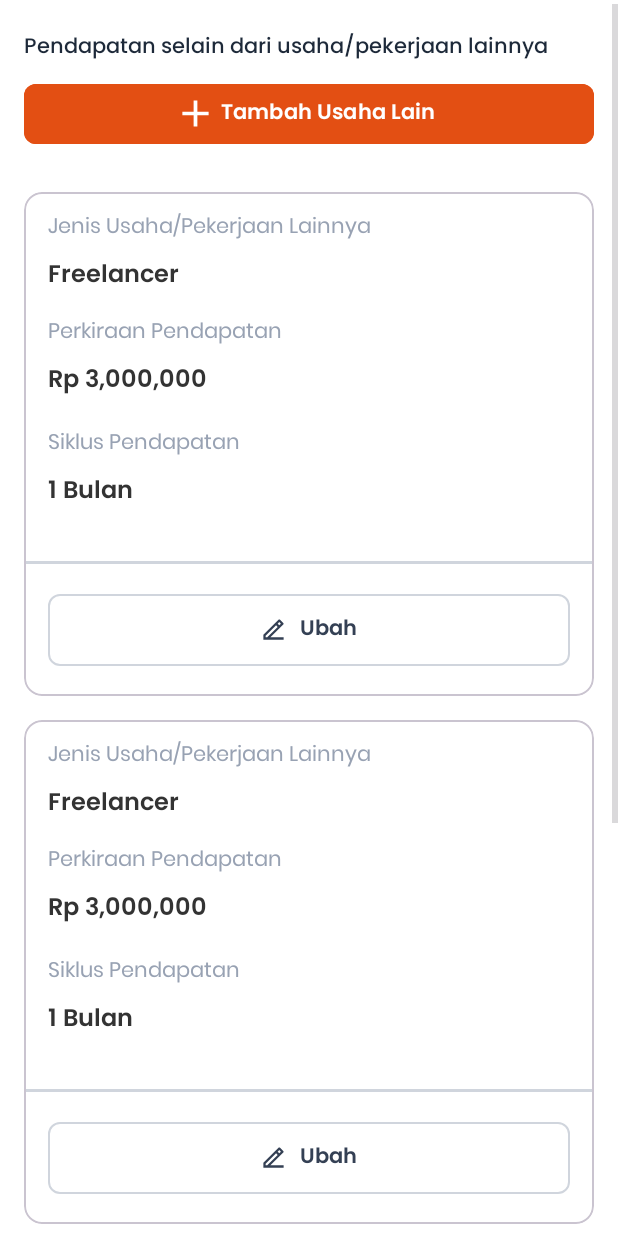
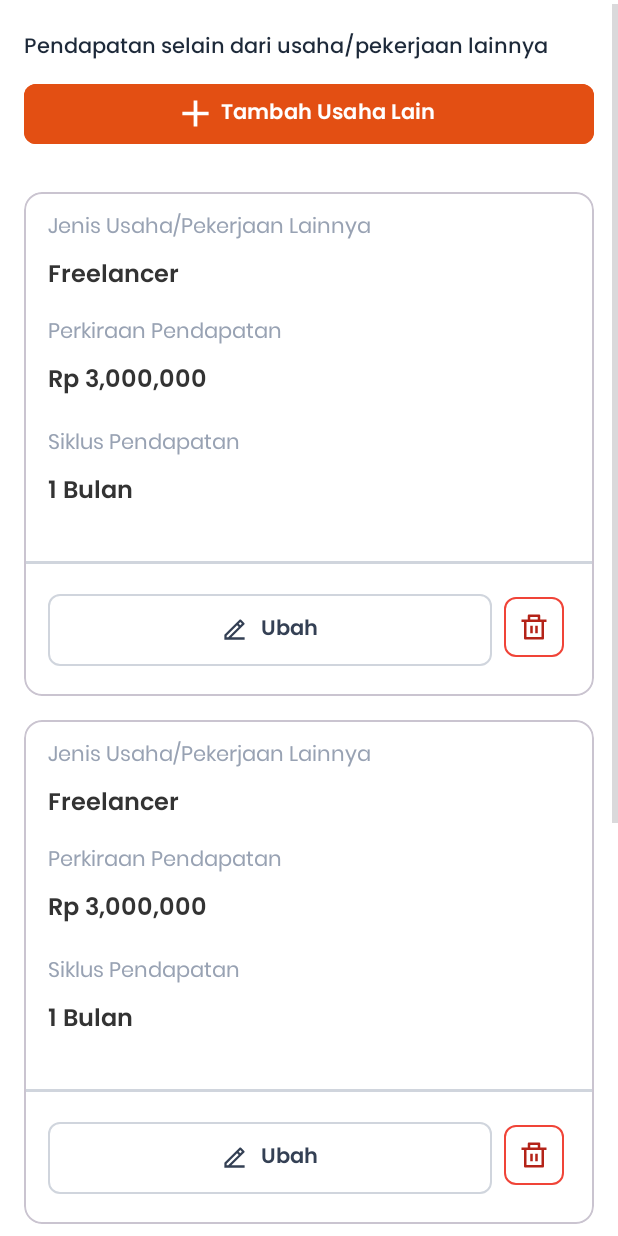
Before and after one commit to svenster18/BPDLH_App, an Android app: the layout fragment_informasi_keuangan.xml on its own in the app's theme, with its tools: preview values and no code run, on a phone screen of 412 x 824 dp. Run offline under Robolectric (Android 15) with nearby library versions, the phone set to English and light mode, and no system bars; network calls fail.

Commit message:
add trash in item usaha lain

```diff
--- a/app/src/main/res/layout/activity_daftar_anggota_pemohon.xml
+++ b/app/src/main/res/layout/activity_daftar_anggota_pemohon.xml
@@ -85,11 +85,11 @@
                 android:layout_width="match_parent"
                 android:layout_height="wrap_content"
                 android:layout_marginTop="@dimen/base_margin_small"
+                app:layout_constraintBottom_toBottomOf="parent"
                 app:layout_constraintEnd_toEndOf="parent"
                 app:layout_constraintHorizontal_bias="0.0"
                 app:layout_constraintStart_toStartOf="parent"
                 app:layout_constraintTop_toBottomOf="@id/btn_tambah_debitur"
-                app:layout_constraintBottom_toBottomOf="parent"
                 tools:itemCount="4"
                 tools:listitem="@layout/item_debitur" />
 
--- a/app/src/main/res/layout/item_usaha_lain.xml
+++ b/app/src/main/res/layout/item_usaha_lain.xml
@@ -76,17 +76,40 @@
             android:layout_marginTop="@dimen/base_margin_medium"
             android:background="@color/gray_300" />
 
+
+        <LinearLayout
+            android:layout_width="match_parent"
+            android:layout_height="match_parent"
+            android:orientation="horizontal">
+
+
             <Button
                 android:id="@+id/btn_edit"
+                android:layout_weight="2"
                 style="@style/FdbButton.Secondary"
                 android:layout_width="match_parent"
                 android:layout_height="wrap_content"
-            android:layout_margin="@dimen/base_margin_medium"
+                android:layout_marginTop="@dimen/base_margin_medium"
+                android:layout_marginBottom="@dimen/base_margin_medium"
+                android:layout_marginStart="@dimen/base_margin_medium"
+                android:layout_marginEnd="@dimen/base_margin_mini"
                 android:text="@string/ubah"
                 app:icon="@drawable/ic_edit"
                 app:iconGravity="textStart"
                 app:iconTint="@color/gray_700" />
 
+            <Button
+                android:id="@+id/btn_trash"
+                style="@style/FdbButton.Icon.Outlined.Red"
+                android:layout_width="wrap_content"
+                android:layout_height="wrap_content"
+                android:layout_marginEnd="@dimen/base_margin_medium"
+                android:layout_marginTop="@dimen/base_margin_medium"
+                android:layout_marginBottom="@dimen/base_margin_medium"
+                app:icon="@drawable/ic_delete_bin_line"
+                app:iconGravity="textStart" />
+
+        </LinearLayout>
 
     </LinearLayout>
 </com.google.android.material.card.MaterialCardView>
```
Lines whose indentation alone changed are shown as unchanged.
